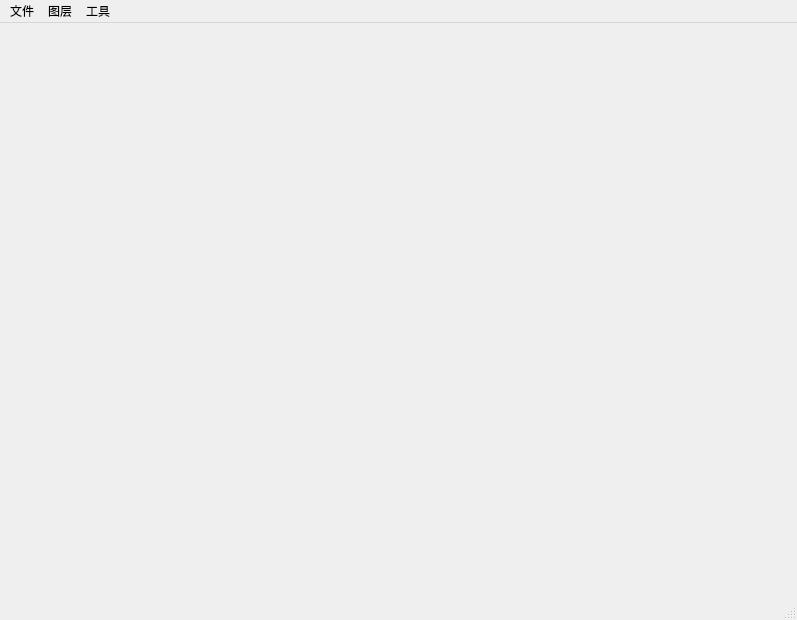
First picture: the form in gui/mainWindow.ui, repository iXueJie/ixuejieGIS, before the edit.
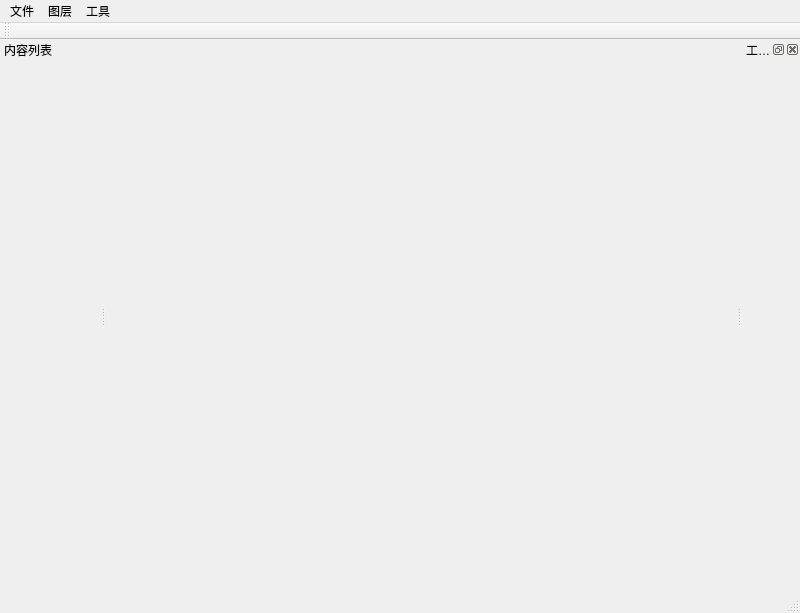
Second picture: the form after the edit.

Commit message: 可以打开窗口，但窗口组件不显示

Patch:
```diff
--- a/gui/mainWindow.ui
+++ b/gui/mainWindow.ui
@@ -6,10 +6,16 @@
    <rect>
     <x>0</x>
     <y>0</y>
-    <width>797</width>
-    <height>620</height>
+    <width>800</width>
+    <height>613</height>
    </rect>
   </property>
+  <property name="minimumSize">
+   <size>
+    <width>800</width>
+    <height>600</height>
+   </size>
+  </property>
   <property name="windowTitle">
    <string>我爱学姐、学妹也是</string>
   </property>
@@ -25,7 +31,7 @@
     <rect>
      <x>0</x>
      <y>0</y>
-     <width>797</width>
+     <width>800</width>
      <height>26</height>
     </rect>
    </property>
@@ -60,6 +66,61 @@
    <addaction name="menuTool"/>
   </widget>
   <widget class="QStatusBar" name="statusbar"/>
+  <widget class="QDockWidget" name="tocDock">
+   <property name="sizePolicy">
+    <sizepolicy hsizetype="Preferred" vsizetype="Expanding">
+     <horstretch>0</horstretch>
+     <verstretch>0</verstretch>
+    </sizepolicy>
+   </property>
+   <property name="minimumSize">
+    <size>
+     <width>100</width>
+     <height>42</height>
+    </size>
+   </property>
+   <property name="contextMenuPolicy">
+    <enum>Qt::NoContextMenu</enum>
+   </property>
+   <property name="floating">
+    <bool>false</bool>
+   </property>
+   <property name="features">
+    <set>QDockWidget::DockWidgetMovable</set>
+   </property>
+   <property name="windowTitle">
+    <string>内容列表</string>
+   </property>
+   <attribute name="dockWidgetArea">
+    <number>1</number>
+   </attribute>
+   <widget class="QWidget" name="tocView"/>
+  </widget>
+  <widget class="QToolBar" name="toolBar">
+   <property name="windowTitle">
+    <string>toolBar</string>
+   </property>
+   <attribute name="toolBarArea">
+    <enum>TopToolBarArea</enum>
+   </attribute>
+   <attribute name="toolBarBreak">
+    <bool>false</bool>
+   </attribute>
+  </widget>
+  <widget class="QDockWidget" name="toolboxDock">
+   <property name="enabled">
+    <bool>true</bool>
+   </property>
+   <property name="windowTitle">
+    <string>工具箱</string>
+   </property>
+   <attribute name="dockWidgetArea">
+    <number>2</number>
+   </attribute>
+   <widget class="QWidget" name="toolbox">
+    <layout class="QVBoxLayout" name="verticalLayout"/>
+   </widget>
+  </widget>
   <action name="actionOpenProj">
    <property name="text">
     <string>打开工程</string>
```
Left out of the diff: 45 changed lines with no effect on the pictures. The commit also changes 6 other files.
